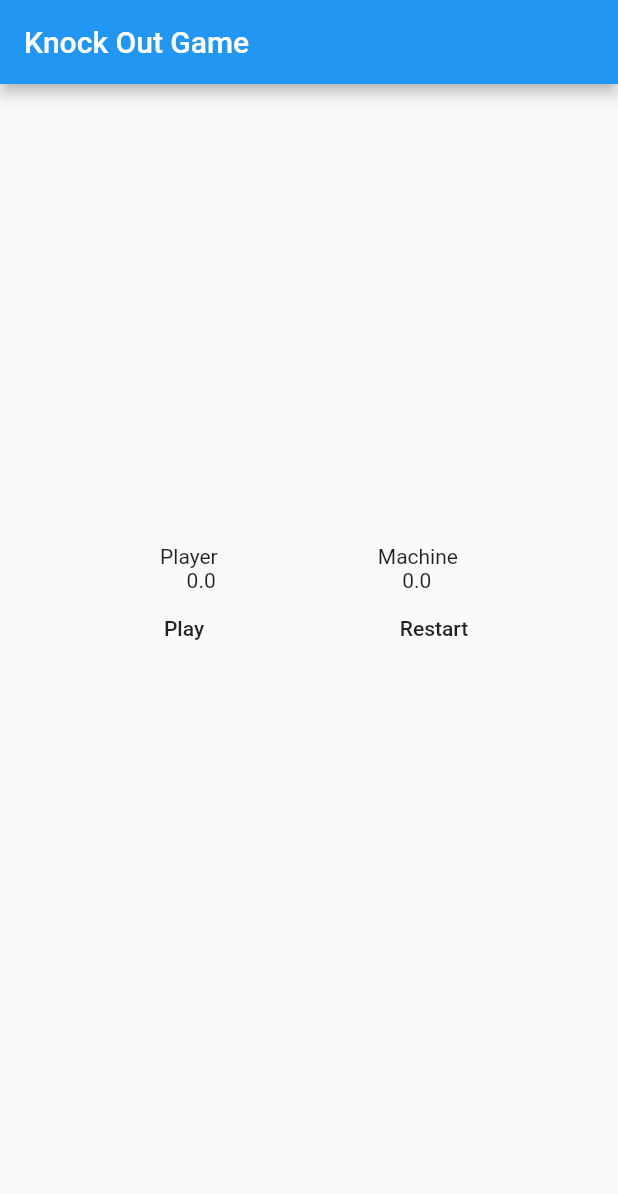
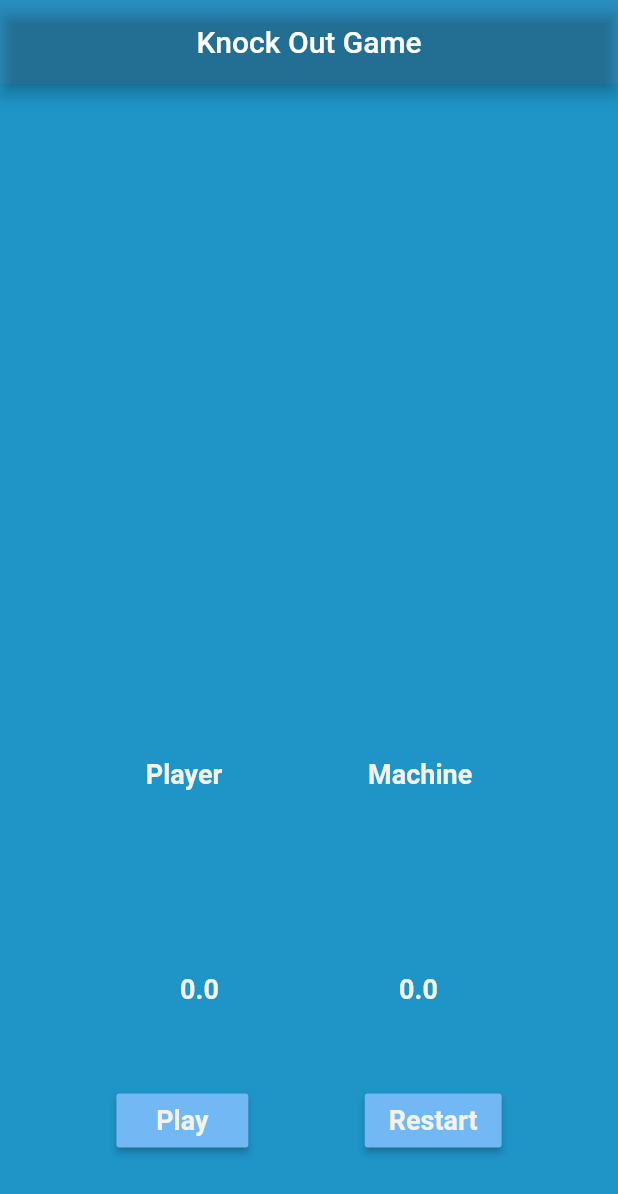
Before and after one commit to muntasir-ifaz574/dice_game, a Flutter app: the screen it shows after launch, on a phone screen of 412 x 824 dp. Shown: the top 1194 px of the screen. Run offline on Flutter 3.47's test engine with Material 2 defaults, Android fonts, the phone set to English and light mode, and no system bars; our stand-ins replace rive; statements that could not run were skipped.

```diff
--- a/lib/knockout.dart
+++ b/lib/knockout.dart
@@ -1,5 +1,12 @@
 import 'package:dice_game/dice.dart';
 import 'package:flutter/material.dart';
+
+TextStyle textStyle = TextStyle(
+  color: Color(0xFFF5F2EC),
+  fontWeight: FontWeight.bold,
+  fontSize: 18,
+);
+Color text = Colors.black;
 
 class knocKoutGame extends StatefulWidget {
   const knocKoutGame({Key? key}) : super(key: key);
@@ -29,6 +36,11 @@ class _knocKoutGameState extends State<knocKoutGame> {
           child: Text(
             notification,
             textAlign: TextAlign.center,
+            style: TextStyle(
+              color: text,
+              fontSize: 20,
+              fontWeight: FontWeight.w600,
+            ),
           ),
         );
       },
@@ -45,19 +57,51 @@ class _knocKoutGameState extends State<knocKoutGame> {
   @override
   Widget build(BuildContext context) {
     return Scaffold(
+      backgroundColor: Color(0xFF1E94C7),
       appBar: AppBar(
+        backgroundColor: Color(0xFF78EBA),
+        centerTitle: true,
         title: Text(
           "Knock Out Game",
         ),
       ),
       body: Column(
+        mainAxisAlignment: MainAxisAlignment.spaceEvenly,
         children: [
+          Row(
+            mainAxisAlignment: MainAxisAlignment.spaceEvenly,
+            children: [
+              SizedBox(
+                height: MediaQuery.of(context).size.height / 3,
+                width: MediaQuery.of(context).size.width / 2.5,
+                child: dice1,
+              ),
+              SizedBox(
+                height: MediaQuery.of(context).size.height / 3,
+                width: MediaQuery.of(context).size.width / 2.5,
+                child: dice2,
+              ),
+            ],
+          ),
           SizedBox(
             width: double.infinity,
             child: Text(
               _turn,
               textAlign: TextAlign.center,
             ),
+          ),
+          Row(
+            mainAxisAlignment: MainAxisAlignment.spaceEvenly,
+            children: [
+              Text(
+                "Player",
+                style: textStyle,
+              ),
+              Text(
+                "Machine",
+                style: textStyle,
+              ),
+            ],
           ),
           Row(
             mainAxisAlignment: MainAxisAlignment.spaceEvenly,
@@ -79,36 +123,21 @@ class _knocKoutGameState extends State<knocKoutGame> {
           Row(
             mainAxisAlignment: MainAxisAlignment.spaceEvenly,
             children: [
-              SizedBox(
-                height: MediaQuery.of(context).size.height / 3,
-                width: MediaQuery.of(context).size.width / 2.5,
-                child: dice1,
+              Text(
+                "$_palyerScore",
+                style: textStyle,
               ),
-              SizedBox(
-                height: MediaQuery.of(context).size.height / 3,
-                width: MediaQuery.of(context).size.width / 2.5,
-                child: dice2,
+              Text(
+                "$_machineScore",
+                style: textStyle,
               ),
             ],
           ),
           Row(
             mainAxisAlignment: MainAxisAlignment.spaceEvenly,
             children: [
-              Text("Player"),
-              Text("Machine"),
-            ],
-          ),
-          Row(
-            mainAxisAlignment: MainAxisAlignment.spaceEvenly,
-            children: [
-              Text("$_palyerScore"),
-              Text("$_machineScore"),
-            ],
-          ),
-          Row(
-            mainAxisAlignment: MainAxisAlignment.spaceEvenly,
-            children: [
               MaterialButton(
+                color: Color(0xFF71B8F5),
                 onPressed: _running
                     ? null
                     : () async {
@@ -121,7 +150,7 @@ class _knocKoutGameState extends State<knocKoutGame> {
                         double playerResult =
                             await dice1!.play() + await dice2!.play();
                         setState(() {
-                          _recentPlsc = "Recent Player Score: $playerResult";
+                          _recentPlsc = "Recent : $playerResult";
                         });
                         if (playerResult == 7) playerResult = 0;
                         await Future.delayed(
@@ -135,7 +164,7 @@ class _knocKoutGameState extends State<knocKoutGame> {
                         double mnResult =
                             await dice1!.play() + await dice2!.play();
                         setState(() {
-                          _recentMachinesc = "Recent Machine Score: $mnResult";
+                          _recentMachinesc = "Recent : $mnResult";
                         });
                         if (mnResult == 7) mnResult = 0;
                         setState(() {
@@ -167,16 +196,23 @@ class _knocKoutGameState extends State<knocKoutGame> {
                           _running = false;
                         });
                       },
-                child: Text("Play"),
+                child: Text(
+                  "Play",
+                  style: textStyle,
+                ),
               ),
               MaterialButton(
+                color: Color(0xFF71B8F5),
                 onPressed: () {
                   setState(() {
                     _machineScore = 0;
                     _palyerScore = 0;
                   });
                 },
-                child: Text("Restart"),
+                child: Text(
+                  "Restart",
+                  style: textStyle,
+                ),
               ),
             ],
           ),
```
